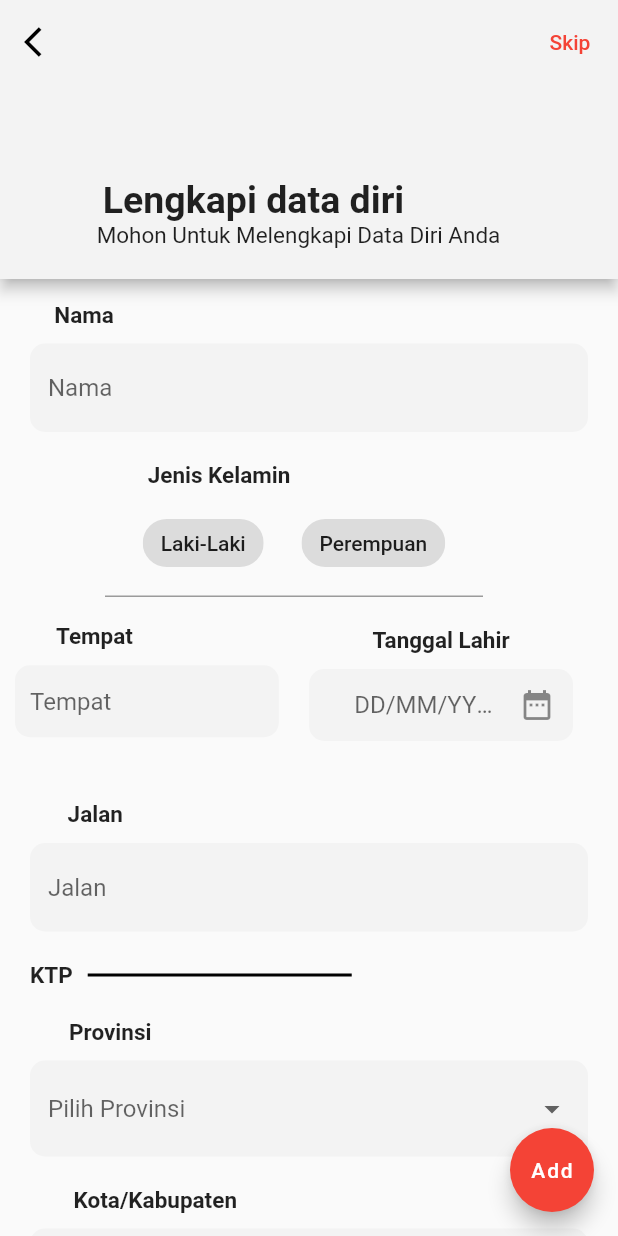
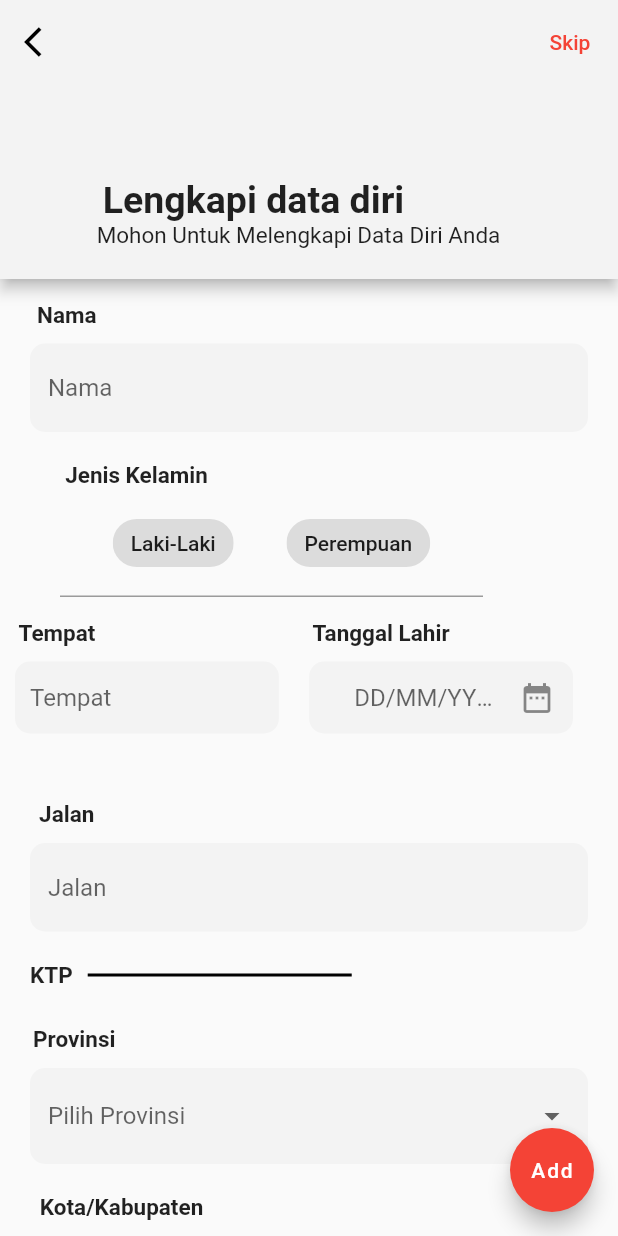
Before and after one commit to adimaulanaa/MT-Repository, a Flutter app: the DataProfile screen opened directly, on a phone screen of 412 x 824 dp. Run offline on Flutter 3.47's test engine with Material 2 defaults, Android fonts, the phone set to English and light mode, and no system bars; drawn by our look-alikes of flutter_form_builder.

Commit message:
commit 4

```diff
--- a/lib/features/dashboard/presentation/pages/DataProfile_screen.dart
+++ b/lib/features/dashboard/presentation/pages/DataProfile_screen.dart
@@ -1,14 +1,15 @@
-import 'dart:html';
-
 import 'package:flutter/material.dart';
 import 'package:flutter_form_builder/flutter_form_builder.dart';
 import 'package:mini_project/theme/color.dart';
 // import 'package:flutter_form_builder/flutter_form_builder.dart';
 import 'package:mini_project/features/dashboard/presentation/pages/dashboard_screen.dart';
 import 'package:mini_project/config/stringresource.dart';
+import 'package:mini_project/theme/textstyle.dart';
 
 class DataProfile extends StatefulWidget {
   DataProfile({Key? key}) : super(key: key);
+
+  // bool get wantKeepAlive => true;
 
   @override
   _DataProfileState createState() => _DataProfileState();
@@ -17,6 +18,8 @@ class DataProfile extends StatefulWidget {
 class _DataProfileState extends State<DataProfile> {
   final _formkey = GlobalKey<FormBuilderState>();
   bool value = true;
+  bool get wantKeepAlive => true;
+
   var provinsiOptions = ["Jakarta", "Bandung", "Banten"];
   var kotaOptions = ["Cengkareng", "Meruya", "Joglo"];
   var kecamatanOptions = ["Serpong Utara", "Pondok Aren"];
@@ -30,7 +33,7 @@ class _DataProfileState extends State<DataProfile> {
   final _controllerTglLahir = new TextEditingController();
   final _controllerJalan = new TextEditingController();
 
-  final _ctest = new TextEditingController();
+  final _cgetJalan = new TextEditingController();
 
   // get provinsi => ;
   String Jk = '';
@@ -122,6 +125,7 @@ class _DataProfileState extends State<DataProfile> {
       body: FormBuilder(
         key: _formkey,
         child: ListView(
+          addAutomaticKeepAlives: true,
           children: [
             setNama(),
             setJK(),
@@ -163,13 +167,14 @@ class _DataProfileState extends State<DataProfile> {
         child: Column(
           children: [
             Padding(
-              padding: const EdgeInsets.fromLTRB(0, 15, 300, 0),
+              padding: const EdgeInsets.fromLTRB(0, 15, 323, 0),
               child: Text(
                 "Nama",
                 style: TextStyle(
                   fontWeight: FontWeight.bold,
                   fontSize: 15,
                 ),
+                // TextPalette.altTextStyle,
                 textAlign: TextAlign.left,
               ),
             ),
@@ -202,13 +207,13 @@ class _DataProfileState extends State<DataProfile> {
       );
 
   Widget setJK() => Padding(
-        padding: const EdgeInsets.fromLTRB(70, 0, 90, 0),
+        padding: const EdgeInsets.fromLTRB(40, 0, 90, 0),
         // child: Center(
         // child: Container(
         child: Column(
           children: [
             Padding(
-              padding: const EdgeInsets.fromLTRB(0, 10, 100, 0),
+              padding: const EdgeInsets.fromLTRB(0, 10, 180, 0),
               // padding: const EdgeInsets.fromLTRB(left, top, right, bottom)
               child: Text(
                 "Jenis Kelamin",
@@ -254,7 +259,7 @@ class _DataProfileState extends State<DataProfile> {
               child: Column(
                 children: [
                   Padding(
-                    padding: const EdgeInsets.fromLTRB(10, 5, 80, 10),
+                    padding: const EdgeInsets.fromLTRB(0, 5, 120, 10),
                     // padding: const EdgeInsets.fromLTRB(left, top, right, bottom)
                     child: Text(
                       'Tempat',
@@ -294,7 +299,7 @@ class _DataProfileState extends State<DataProfile> {
               child: Column(
                 children: [
                   Padding(
-                    padding: const EdgeInsets.fromLTRB(10, 10, 10, 10),
+                    padding: const EdgeInsets.fromLTRB(0, 5, 80, 10),
                     // padding: const EdgeInsets.fromLTRB(left, top, right, bottom)
                     child: Text(
                       'Tanggal Lahir',
@@ -339,7 +344,7 @@ class _DataProfileState extends State<DataProfile> {
         child: Column(
           children: [
             Padding(
-              padding: const EdgeInsets.fromLTRB(15, 10, 300, 0),
+              padding: const EdgeInsets.fromLTRB(0, 15, 323, 0),
               child: Text(
                 "Jalan",
                 style: TextStyle(
@@ -408,7 +413,7 @@ class _DataProfileState extends State<DataProfile> {
         child: Column(
           children: [
             Padding(
-              padding: const EdgeInsets.fromLTRB(15, 10, 280, 0),
+              padding: const EdgeInsets.fromLTRB(0, 15, 313, 0),
               child: Text(
                 "Provinsi",
                 style: TextStyle(
@@ -460,7 +465,7 @@ class _DataProfileState extends State<DataProfile> {
         child: Column(
           children: [
             Padding(
-              padding: const EdgeInsets.fromLTRB(15, 10, 220, 0),
+              padding: const EdgeInsets.fromLTRB(15, 10, 265, 0),
               child: Text(
                 "Kota/Kabupaten",
                 style: TextStyle(
@@ -509,7 +514,7 @@ class _DataProfileState extends State<DataProfile> {
         child: Column(
           children: [
             Padding(
-              padding: const EdgeInsets.fromLTRB(15, 10, 250, 0),
+              padding: const EdgeInsets.fromLTRB(15, 10, 300, 0),
               child: Text(
                 "Kecamatan",
                 style: TextStyle(
@@ -559,7 +564,7 @@ class _DataProfileState extends State<DataProfile> {
         child: Column(
           children: [
             Padding(
-              padding: const EdgeInsets.fromLTRB(15, 10, 250, 0),
+              padding: const EdgeInsets.fromLTRB(15, 10, 300, 0),
               child: Text(
                 "Kelurahan",
                 style: TextStyle(
@@ -763,7 +768,6 @@ class _DataProfileState extends State<DataProfile> {
           ),
           onChanged: (sama_ktp) {
             if (sama_ktp == true) {
-              print("bner");
               print("Jalan: " + _controllerJalan.text);
               print("Provinsi: " + Prov);
               print("Kota/Kabupaten: " + Koka);
@@ -772,10 +776,11 @@ class _DataProfileState extends State<DataProfile> {
               print("RT: " + Rt);
               print("RW: " + Rw);
 
-              _ctest.text = _controllerJalan.text;
+              _cgetJalan.text = _controllerJalan.text;
               getProv = Prov;
+              getKoko = Koka;
 
-              print("test" + _ctest.text);
+              print("test" + _cgetJalan.text);
               print("test" + getProv);
             } else {
               print("salah");
@@ -806,7 +811,7 @@ class _DataProfileState extends State<DataProfile> {
                 padding: const EdgeInsets.fromLTRB(20, 10, 20, 10),
                 // padding: const EdgeInsets.fromLTRB(left, top, right, bottom),
                 child: FormBuilderTextField(
-                  controller: _ctest,
+                  controller: _cgetJalan,
                   decoration: InputDecoration(
                       // labelText: "Nama",
                       fillColor: ColorPalette.grey,
@@ -842,6 +847,7 @@ class _DataProfileState extends State<DataProfile> {
               child: Padding(
                 padding: const EdgeInsets.fromLTRB(20, 10, 20, 10),
                 child: FormBuilderDropdown(
+                  // initialValue: Prov.toString(),
                   name: 'getProvinsi',
                   decoration: InputDecoration(
                     // labelText: 'Provinsi',
@@ -862,9 +868,7 @@ class _DataProfileState extends State<DataProfile> {
                             child: Text('$getProvinsi'),
                           ))
                       .toList(),
-                  onChanged: (getProvinsi) {
-                    getProvinsi = getProv.toString();
-                  },
+                  initialValue: Prov.toString(),
                 ),
               ),
             ),
@@ -912,6 +916,7 @@ class _DataProfileState extends State<DataProfile> {
                             child: Text('$getKokap'),
                           ))
                       .toList(),
+                  initialValue: Koka.toString(),
                 ),
               ),
             ),
@@ -959,6 +964,7 @@ class _DataProfileState extends State<DataProfile> {
                             child: Text('$getKecamatan'),
                           ))
                       .toList(),
+                  // initialValue: Kec.toString(),
                 ),
               ),
             ),
@@ -1006,6 +1012,7 @@ class _DataProfileState extends State<DataProfile> {
                             child: Text('$getKelurahan'),
                           ))
                       .toList(),
+                  // initialValue: Kel.toString(),
                 ),
               ),
             ),
@@ -1021,7 +1028,7 @@ class _DataProfileState extends State<DataProfile> {
               child: Column(
                 children: [
                   Padding(
-                    padding: const EdgeInsets.fromLTRB(10, 5, 120, 10),
+                    padding: const EdgeInsets.fromLTRB(0, 10, 230, 0),
                     // padding: const EdgeInsets.fromLTRB(left, top, right, bottom)
                     child: Text(
                       'RT',
@@ -1053,6 +1060,7 @@ class _DataProfileState extends State<DataProfile> {
                               child: Text('$getRt'),
                             ))
                         .toList(),
+                    // initialValue: Rt.toString(),
                   )
                 ],
               ),
@@ -1097,6 +1105,7 @@ class _DataProfileState extends State<DataProfile> {
                               child: Text('$getRw'),
                             ))
                         .toList(),
+                    // initialValue: Rw.toString(),
                   )
                 ],
               ),
```
Also changed, not shown: lib/features/dashboard/presentation/pages/dashboard_screen.dart (+19 -23 lines), 1 other file.
